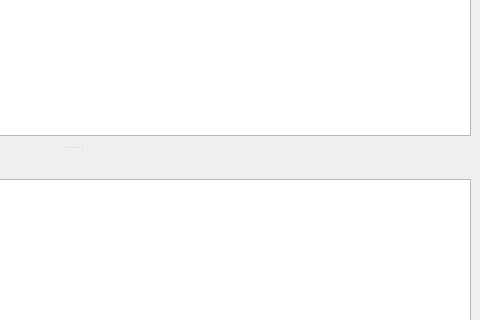
First picture: the form in mainwindow.ui, repository encukou/cluster, before the edit; both pictures show x 332 to 812 and y 237 to 557 of the 812 by 645 pixel window.
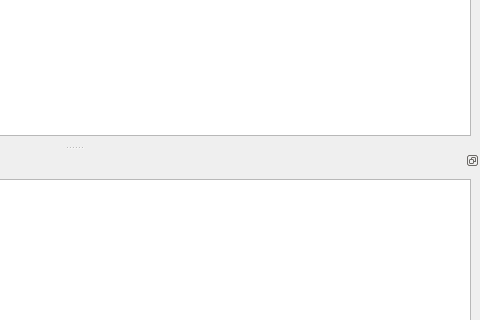
Second picture: the form after the edit.

Diff of the .ui file:
```diff
--- a/mainwindow.ui
+++ b/mainwindow.ui
@@ -105,7 +105,7 @@
   </widget>
   <widget class="QDockWidget" name="dwProcessChooser">
    <property name="features">
-    <set>QDockWidget::DockWidgetMovable</set>
+    <set>QDockWidget::DockWidgetFloatable|QDockWidget::DockWidgetMovable</set>
    </property>
    <property name="windowTitle">
     <string>Choose a Clustering Process</string>
```
